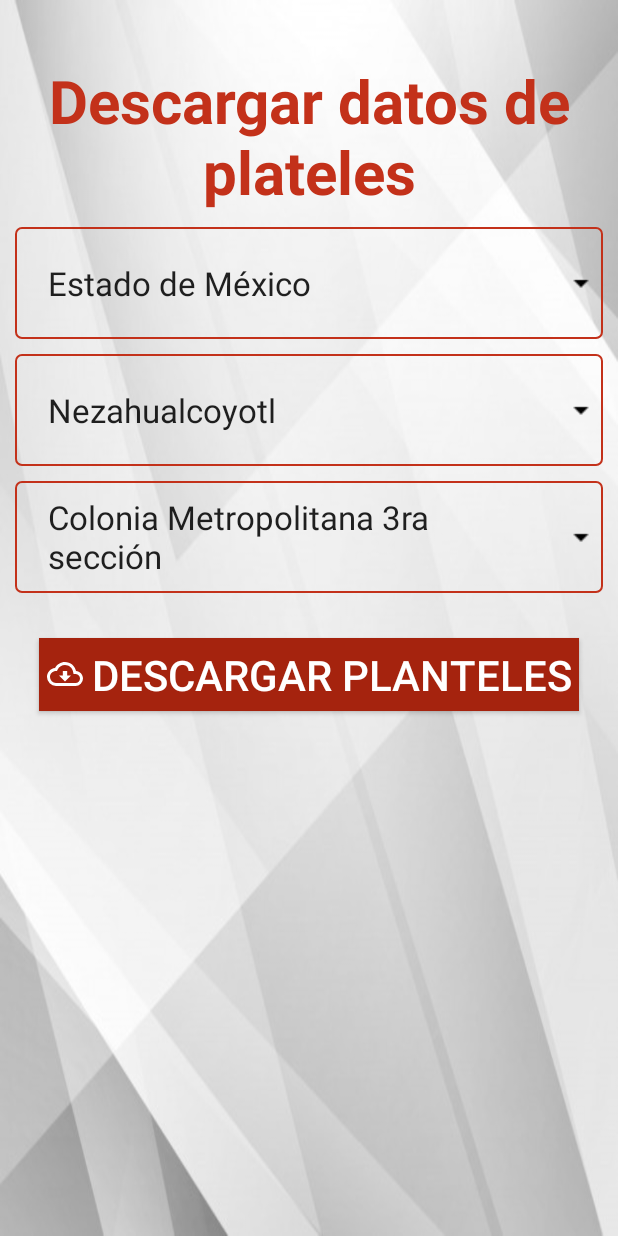
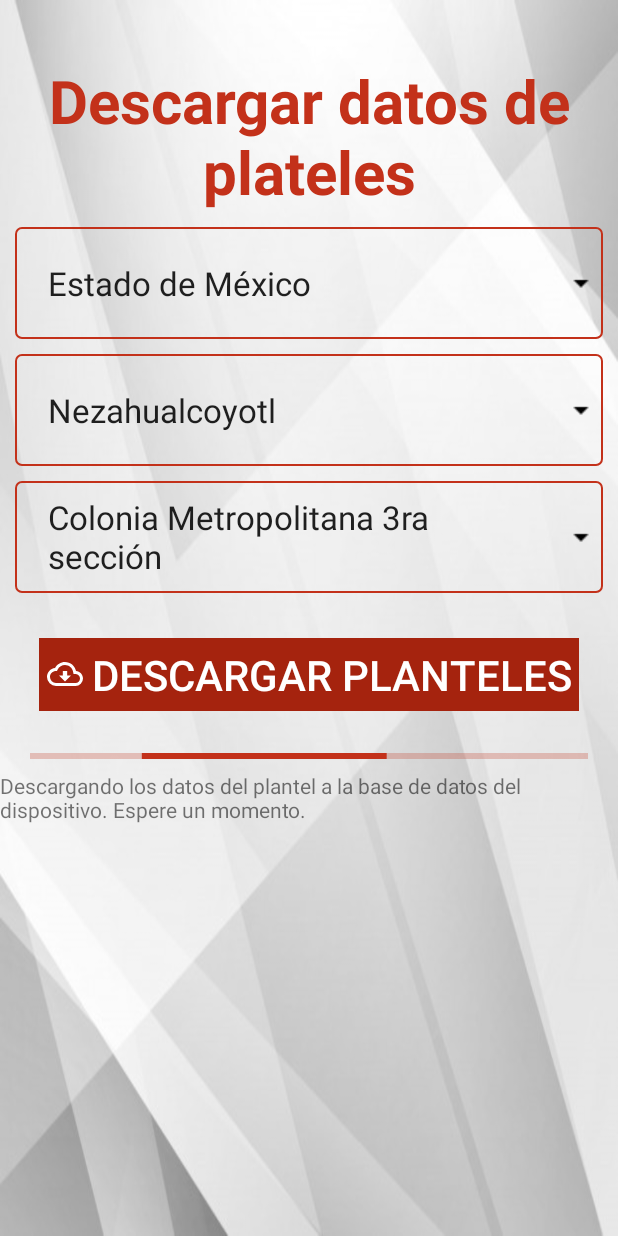
Before and after one commit to aguilaj10/ProEscRec, an Android app: the DescargarPlantelesActivity screen opened directly, with no data from a screen before it, on a phone screen of 412 x 824 dp. Run offline under Robolectric (Android 15) with nearby library versions, the phone set to English and light mode, and no system bars; our stand-ins replace ButterKnife.

Commit message:
descargando

```diff
--- a/app/src/main/java/com/jsm/proescrec/view/DescargarPlantelesActivity.java
+++ b/app/src/main/java/com/jsm/proescrec/view/DescargarPlantelesActivity.java
@@ -8,17 +8,21 @@ import android.content.Context;
 import android.content.Intent;
 import android.os.Bundle;
 import android.widget.ArrayAdapter;
+import android.widget.ProgressBar;
 import android.widget.Spinner;
 
 import com.jsm.proescrec.R;
 
 public class DescargarPlantelesActivity extends AppCompatActivity {
+    public static final String TAG = DescargarPlantelesActivity.class.getSimpleName();
     @BindView(R.id.spinner_entidad)
     Spinner spinnerEntidad;
     @BindView(R.id.spinner_municipio)
     Spinner spinnerMunicipio;
     @BindView(R.id.spinner_asentamiento)
     Spinner spinnerAsentamiento;
+    @BindView(R.id.progressbar)
+    ProgressBar progressBar;
 
     public static Intent getDescargarIntent(Context ctx) {
         return new Intent(ctx, DescargarPlantelesActivity.class);
--- a/app/src/main/res/layout/activity_descargar_planteles.xml
+++ b/app/src/main/res/layout/activity_descargar_planteles.xml
@@ -71,8 +71,32 @@
         android:padding="5dp"
         android:elevation="5dp"
         android:shadowRadius="5"
+        android:enabled="false"
         app:layout_constraintTop_toBottomOf="@id/spinner_asentamiento"
         app:layout_constraintLeft_toLeftOf="parent"
         app:layout_constraintRight_toRightOf="parent" />
 
+    <ProgressBar
+        android:id="@+id/progressbar"
+        style="?android:attr/progressBarStyleHorizontal"
+        android:layout_width="match_parent"
+        android:layout_height="20dp"
+        android:indeterminate="true"
+        android:max="100"
+        android:backgroundTint="@color/icons"
+        android:indeterminateTint="@color/colorPrimary"
+        android:layout_margin="20dp"
+
+        app:layout_constraintTop_toBottomOf="@id/ingresar"
+        app:layout_constraintLeft_toLeftOf="parent"
+        app:layout_constraintRight_toRightOf="parent"/>
+
+    <TextView
+        android:layout_width="wrap_content"
+        android:layout_height="wrap_content"
+        android:text="@string/descargando_datos"
+        app:layout_constraintTop_toBottomOf="@id/progressbar"
+        app:layout_constraintLeft_toLeftOf="parent"
+        app:layout_constraintRight_toRightOf="parent"/>
+
 </androidx.constraintlayout.widget.ConstraintLayout>
--- a/app/src/main/res/values/strings.xml
+++ b/app/src/main/res/values/strings.xml
@@ -16,4 +16,6 @@
     <string name="seleccione_entidad">Seleccione entidad</string>
     <string name="seleccione_municipio">Seleccione municipio</string>
     <string name="seleccione_asentamiento">Seleccione asentamiento</string>
+    <string name="descargando_datos">Descargando los datos del plantel a la base de datos del dispositivo. Espere un momento.</string>
+    <string name="cancelar">Cancelar</string>
 </resources>
```
Also changed, not shown: 1 other file.
